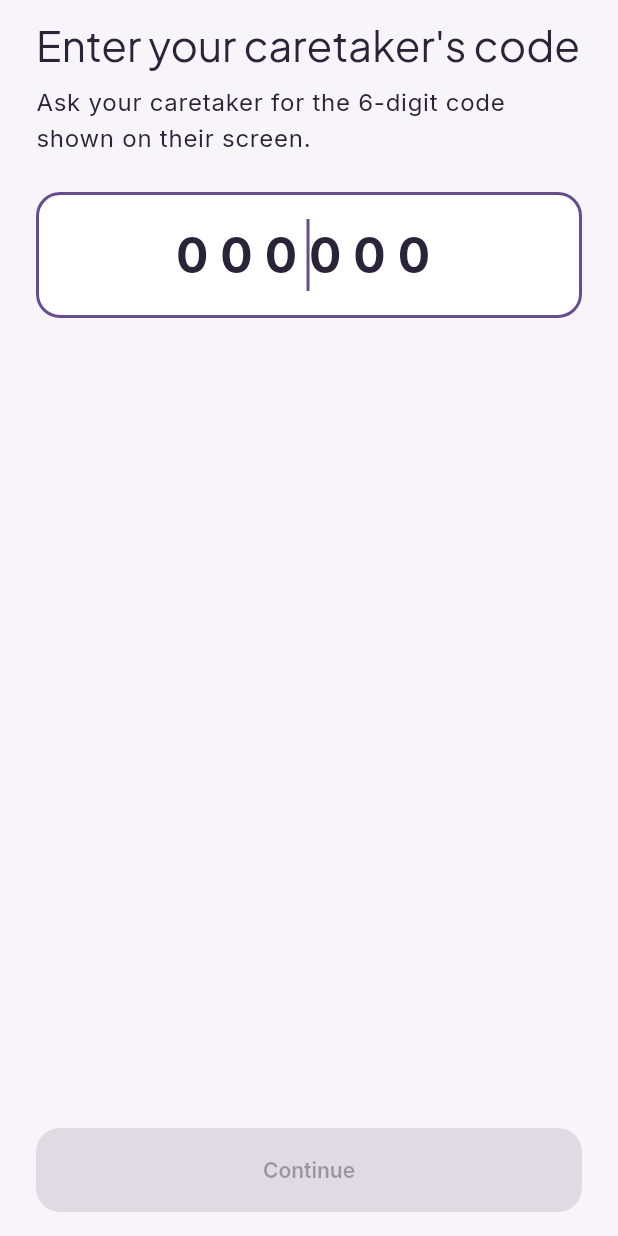
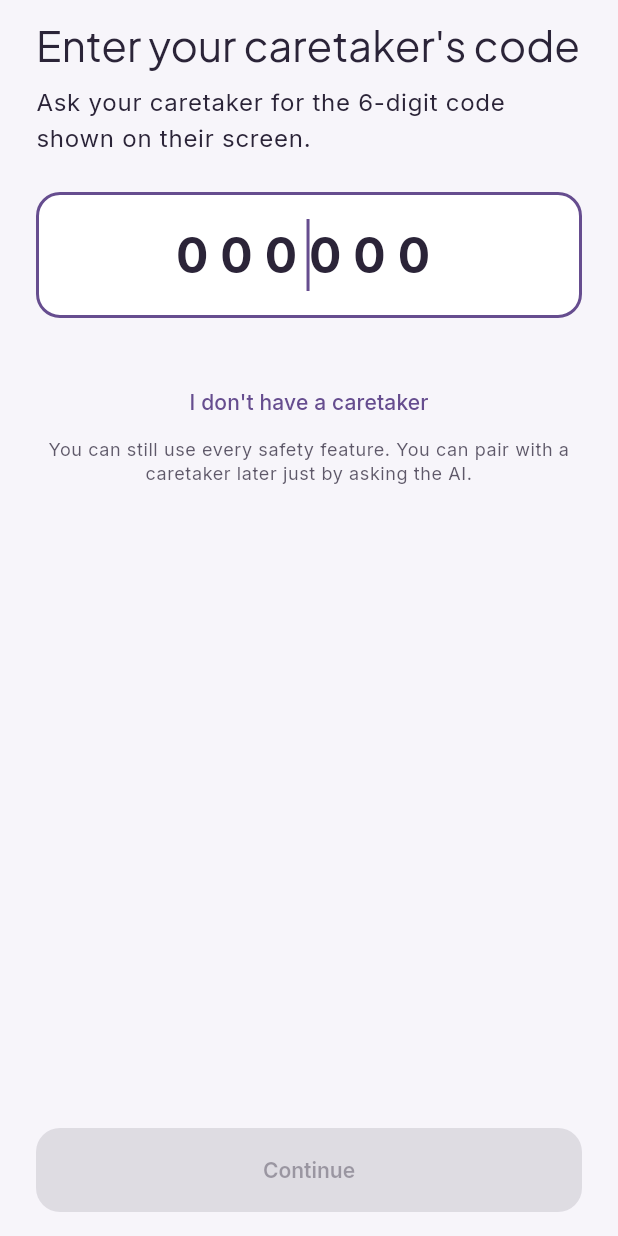
Before and after one commit to abdullah2142/Assistive-Navigational-App, a Flutter app: the UserPairingScreen screen opened directly, on a phone screen of 412 x 824 dp. Run offline on Flutter 3.47's test engine with Material 3 defaults, Android fonts, the phone set to English and light mode, and no system bars; our stand-ins replace cloud_firestore, firebase_auth, firebase_core, flutter_riverpod, google_fonts; accounts and stored records are empty.

Commit message:
Let Disabled Users skip pairing when they have no caretaker
Not every user has a caretaker to pair with. Adds an "I don't have a
caretaker" option on the pairing-code screen that skips straight to
the disability interview, leaving pairedUserId null. Every other
safety feature (Magic Button contacts, safe havens, hazard detection)
still works, and pairing can be completed later via the AI chat.

Co-Authored-By: Claude Sonnet 5 <noreply@anthropic.com>

```diff
--- a/ant_app/lib/features/onboarding/providers/onboarding_providers.dart
+++ b/ant_app/lib/features/onboarding/providers/onboarding_providers.dart
@@ -138,6 +138,14 @@ class OnboardingController extends Notifier<OnboardingState> {
     }
   }
 
+  /// Some Disabled Users don't have a caretaker at all. They can still use
+  /// every safety feature that doesn't depend on one (Magic Button contacts,
+  /// hazard detection, safe havens) — `pairedUserId` just stays null.
+  /// Pairing can always be completed later via the AI chat (Module 3).
+  void skipPairing() {
+    _goTo(OnboardingStep.visionQuestion);
+  }
+
   Future<void> _persist(UserProfile updated) async {
     state = state.copyWith(profile: updated);
     await ref.read(profileServiceProvider).saveProfile(updated);
--- a/ant_app/lib/features/onboarding/screens/user_pairing_screen.dart
+++ b/ant_app/lib/features/onboarding/screens/user_pairing_screen.dart
@@ -57,6 +57,21 @@ class _UserPairingScreenState extends ConsumerState<UserPairingScreen> {
             const SizedBox(height: 16),
             Text(state.errorMessage!, style: const TextStyle(color: AppColors.danger)),
           ],
+          const SizedBox(height: 32),
+          Semantics(
+            button: true,
+            label: 'I don\'t have a caretaker, continue without pairing',
+            child: TextButton(
+              onPressed: state.isLoading ? null : controller.skipPairing,
+              child: const Text('I don\'t have a caretaker'),
+            ),
+          ),
+          Text(
+            'You can still use every safety feature. You can pair with a caretaker '
+            'later just by asking the AI.',
+            textAlign: TextAlign.center,
+            style: Theme.of(context).textTheme.bodySmall,
+          ),
         ],
       ),
     );
```
Also changed, not shown: 1 other file.
